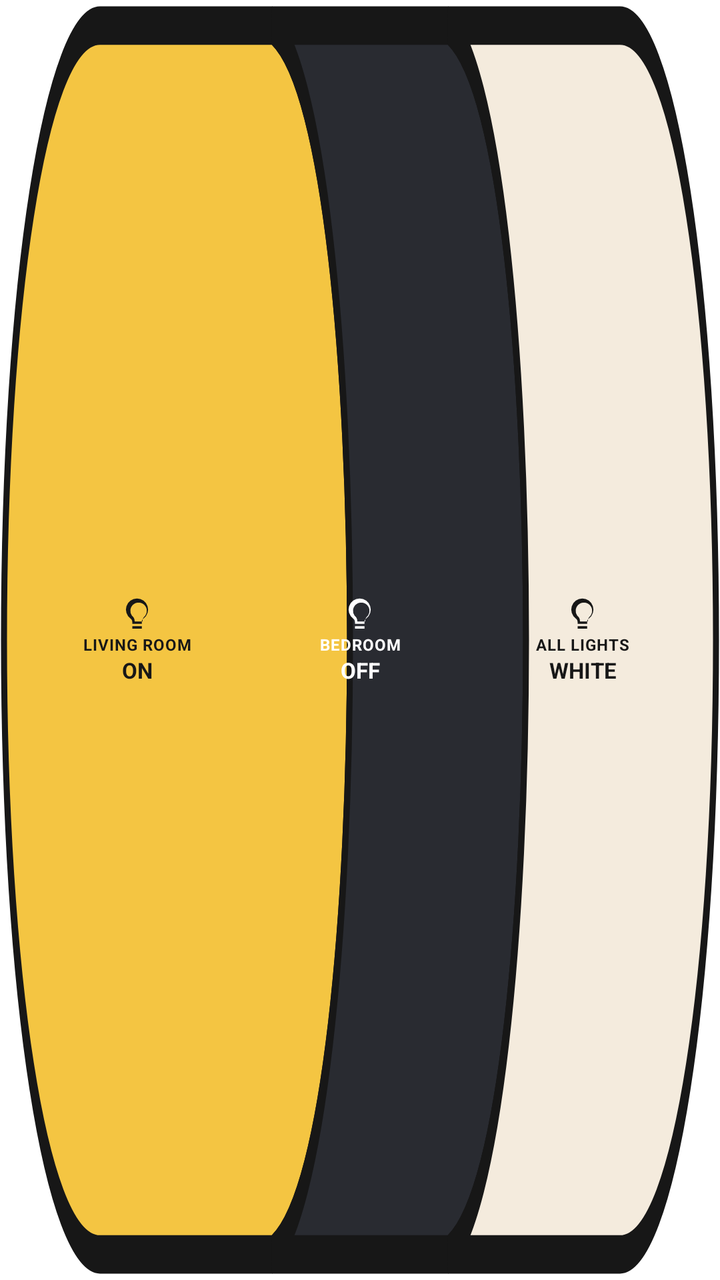
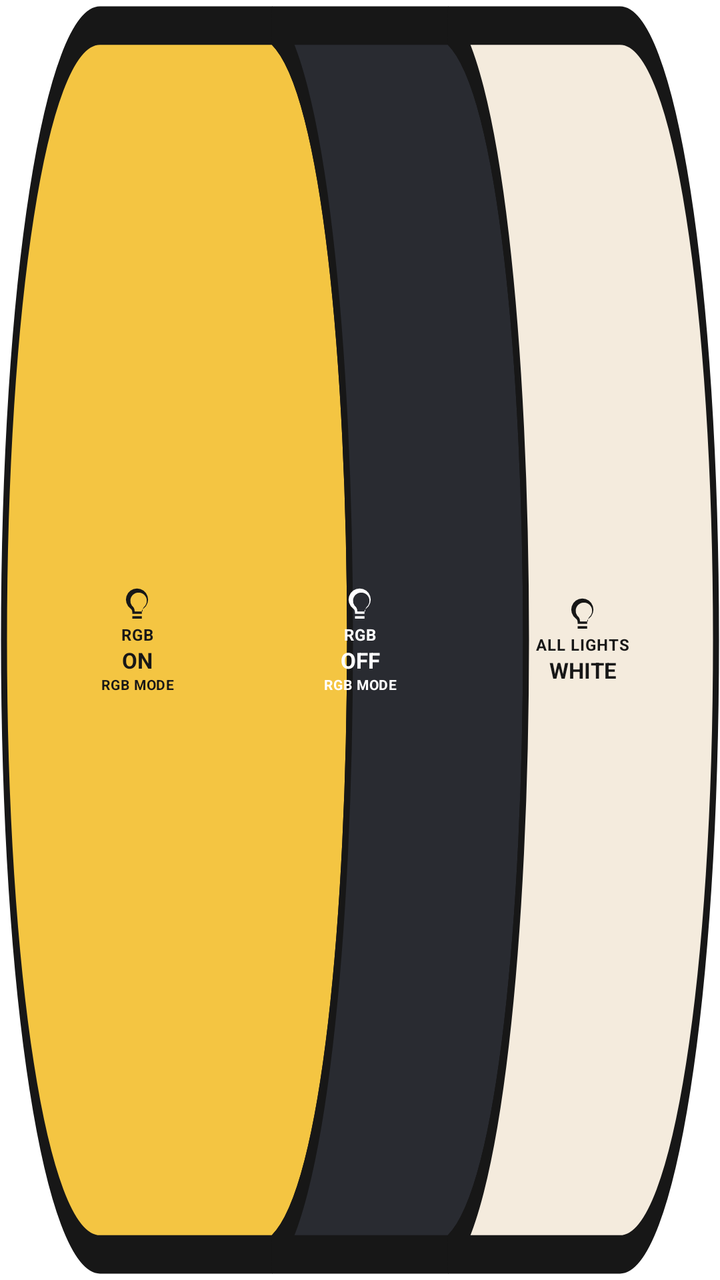

The first picture is an Android layout as it rendered before a commit; the second is the same layout after the commit. The layout source and the unified diff follow.
<!-- AndroidManifest.xml: fallback theme Theme.MaterialComponents.DayNight.NoActionBar -->
<!-- res/layout/widget_smart_controls.xml -->
<?xml version="1.0" encoding="utf-8"?>
<FrameLayout xmlns:android="http://schemas.android.com/apk/res/android" android:layout_width="match_parent" android:layout_height="match_parent" android:background="@drawable/widget_bridge_amber" android:padding="4dp">
    <LinearLayout android:layout_width="match_parent" android:layout_height="match_parent" android:orientation="horizontal" android:gravity="center" android:paddingStart="9dp" android:paddingEnd="9dp">
        <LinearLayout android:id="@+id/widget_light_on" android:layout_width="0dp" android:layout_height="match_parent" android:layout_weight="1" android:orientation="vertical" android:gravity="center" android:clickable="true" android:focusable="true" android:background="@android:color/transparent" android:contentDescription="LIVING ROOM ON">
            <ImageView android:layout_width="19dp" android:layout_height="19dp" android:src="@drawable/ic_widget_bulb" android:tint="#171717" android:contentDescription="@null" />
            <TextView android:layout_width="match_parent" android:layout_height="wrap_content" android:gravity="center" android:singleLine="true" android:ellipsize="end" android:text="LIVING ROOM" android:textColor="#171717" android:textSize="8sp" android:textStyle="bold" android:letterSpacing="0.04" />
            <TextView android:layout_width="match_parent" android:layout_height="wrap_content" android:gravity="center" android:text="ON" android:textColor="#171717" android:textSize="11sp" android:textStyle="bold" />
        </LinearLayout>
        <LinearLayout android:id="@+id/widget_light_off" android:layout_width="0dp" android:layout_height="match_parent" android:layout_weight="1" android:orientation="vertical" android:gravity="center" android:clickable="true" android:focusable="true" android:background="@android:color/transparent" android:contentDescription="BEDROOM OFF">
            <ImageView android:layout_width="19dp" android:layout_height="19dp" android:src="@drawable/ic_widget_bulb" android:tint="#FFFFFF" android:contentDescription="@null" />
            <TextView android:layout_width="match_parent" android:layout_height="wrap_content" android:gravity="center" android:singleLine="true" android:ellipsize="end" android:text="BEDROOM" android:textColor="#FFFFFF" android:textSize="8sp" android:textStyle="bold" android:letterSpacing="0.04" />
            <TextView android:layout_width="match_parent" android:layout_height="wrap_content" android:gravity="center" android:text="OFF" android:textColor="#FFFFFF" android:textSize="11sp" android:textStyle="bold" />
        </LinearLayout>
        <LinearLayout android:id="@+id/widget_light_white" android:layout_width="0dp" android:layout_height="match_parent" android:layout_weight="1" android:orientation="vertical" android:gravity="center" android:clickable="true" android:focusable="true" android:background="@android:color/transparent" android:contentDescription="ALL LIGHTS WHITE">
            <ImageView android:layout_width="19dp" android:layout_height="19dp" android:src="@drawable/ic_widget_bulb" android:tint="#171717" android:contentDescription="@null" />
            <TextView android:layout_width="match_parent" android:layout_height="wrap_content" android:gravity="center" android:singleLine="true" android:ellipsize="end" android:text="ALL LIGHTS" android:textColor="#171717" android:textSize="8sp" android:textStyle="bold" android:letterSpacing="0.04" />
            <TextView android:layout_width="match_parent" android:layout_height="wrap_content" android:gravity="center" android:text="WHITE" android:textColor="#171717" android:textSize="11sp" android:textStyle="bold" />
        </LinearLayout>
    </LinearLayout>
</FrameLayout>
<!-- resources referenced by this layout -->
<resources>
  <!-- drawable ic_widget_bulb (drawable) -->
  <?xml version="1.0" encoding="utf-8"?>
  <vector xmlns:android="http://schemas.android.com/apk/res/android" android:width="24dp" android:height="24dp" android:viewportWidth="24" android:viewportHeight="24">
      <path android:fillColor="#FF000000" android:pathData="M9,21h6v-1.5H9V21zM12,2a7,7 0,0 0,-4.1 12.67c0.67,0.49 1.1,1.2 1.1,2.08V18h6v-1.25c0,-0.88 0.43,-1.59 1.1,-2.08A7,7 0,0 0,12 2zM13.5,16.5h-3v-0.3c0,-1.35 -0.65,-2.57 -1.7,-3.35A5.2,5.2 0,1 1,17.2 12.85c-1.05,0.78 -1.7,2 -1.7,3.35v0.3z" />
  </vector>
  <!-- drawable widget_bridge_amber (drawable) -->
  <?xml version="1.0" encoding="utf-8"?>
  <vector xmlns:android="http://schemas.android.com/apk/res/android" android:width="360dp" android:height="100dp" android:viewportWidth="360" android:viewportHeight="100">
      <path android:fillColor="#F4C542" android:strokeColor="#171717" android:strokeWidth="3" android:pathData="M50,2 H136 C188,10 188,90 136,98 H50 C23,98 2,77 2,50 C2,23 23,2 50,2 Z" />
      <path android:fillColor="#292B31" android:strokeColor="#171717" android:strokeWidth="3" android:pathData="M136,2 H224 C276,10 276,90 224,98 H136 C188,90 188,10 136,2 Z" />
      <path android:fillColor="#F4EBDD" android:strokeColor="#171717" android:strokeWidth="3" android:pathData="M224,2 H310 C337,2 358,23 358,50 C358,77 337,98 310,98 H224 C276,90 276,10 224,2 Z" />
  </vector>
</resources>

<!-- the commit's change to res/layout/widget_smart_controls.xml (unified diff, before → after) -->
@@ -1,15 +1,17 @@
 <?xml version="1.0" encoding="utf-8"?>
 <FrameLayout xmlns:android="http://schemas.android.com/apk/res/android" android:layout_width="match_parent" android:layout_height="match_parent" android:background="@drawable/widget_bridge_amber" android:padding="4dp">
     <LinearLayout android:layout_width="match_parent" android:layout_height="match_parent" android:orientation="horizontal" android:gravity="center" android:paddingStart="9dp" android:paddingEnd="9dp">
-        <LinearLayout android:id="@+id/widget_light_on" android:layout_width="0dp" android:layout_height="match_parent" android:layout_weight="1" android:orientation="vertical" android:gravity="center" android:clickable="true" android:focusable="true" android:background="@android:color/transparent" android:contentDescription="LIVING ROOM ON">
+        <LinearLayout android:id="@+id/widget_light_on" android:layout_width="0dp" android:layout_height="match_parent" android:layout_weight="1" android:orientation="vertical" android:gravity="center" android:clickable="true" android:focusable="true" android:background="@android:color/transparent" android:contentDescription="RGB ON">
             <ImageView android:layout_width="19dp" android:layout_height="19dp" android:src="@drawable/ic_widget_bulb" android:tint="#171717" android:contentDescription="@null" />
-            <TextView android:layout_width="match_parent" android:layout_height="wrap_content" android:gravity="center" android:singleLine="true" android:ellipsize="end" android:text="LIVING ROOM" android:textColor="#171717" android:textSize="8sp" android:textStyle="bold" android:letterSpacing="0.04" />
+            <TextView android:layout_width="match_parent" android:layout_height="wrap_content" android:gravity="center" android:singleLine="true" android:ellipsize="end" android:text="RGB" android:textColor="#171717" android:textSize="8sp" android:textStyle="bold" android:letterSpacing="0.04" />
             <TextView android:layout_width="match_parent" android:layout_height="wrap_content" android:gravity="center" android:text="ON" android:textColor="#171717" android:textSize="11sp" android:textStyle="bold" />
+            <TextView android:layout_width="match_parent" android:layout_height="wrap_content" android:gravity="center" android:singleLine="true" android:text="RGB MODE" android:textColor="#171717" android:textSize="7sp" android:textStyle="bold" android:letterSpacing="0.04" />
         </LinearLayout>
-        <LinearLayout android:id="@+id/widget_light_off" android:layout_width="0dp" android:layout_height="match_parent" android:layout_weight="1" android:orientation="vertical" android:gravity="center" android:clickable="true" android:focusable="true" android:background="@android:color/transparent" android:contentDescription="BEDROOM OFF">
+        <LinearLayout android:id="@+id/widget_light_off" android:layout_width="0dp" android:layout_height="match_parent" android:layout_weight="1" android:orientation="vertical" android:gravity="center" android:clickable="true" android:focusable="true" android:background="@android:color/transparent" android:contentDescription="RGB OFF">
             <ImageView android:layout_width="19dp" android:layout_height="19dp" android:src="@drawable/ic_widget_bulb" android:tint="#FFFFFF" android:contentDescription="@null" />
-            <TextView android:layout_width="match_parent" android:layout_height="wrap_content" android:gravity="center" android:singleLine="true" android:ellipsize="end" android:text="BEDROOM" android:textColor="#FFFFFF" android:textSize="8sp" android:textStyle="bold" android:letterSpacing="0.04" />
+            <TextView android:layout_width="match_parent" android:layout_height="wrap_content" android:gravity="center" android:singleLine="true" android:ellipsize="end" android:text="RGB" android:textColor="#FFFFFF" android:textSize="8sp" android:textStyle="bold" android:letterSpacing="0.04" />
             <TextView android:layout_width="match_parent" android:layout_height="wrap_content" android:gravity="center" android:text="OFF" android:textColor="#FFFFFF" android:textSize="11sp" android:textStyle="bold" />
+            <TextView android:layout_width="match_parent" android:layout_height="wrap_content" android:gravity="center" android:singleLine="true" android:text="RGB MODE" android:textColor="#FFFFFF" android:textSize="7sp" android:textStyle="bold" android:letterSpacing="0.04" />
         </LinearLayout>
         <LinearLayout android:id="@+id/widget_light_white" android:layout_width="0dp" android:layout_height="match_parent" android:layout_weight="1" android:orientation="vertical" android:gravity="center" android:clickable="true" android:focusable="true" android:background="@android:color/transparent" android:contentDescription="ALL LIGHTS WHITE">
             <ImageView android:layout_width="19dp" android:layout_height="19dp" android:src="@drawable/ic_widget_bulb" android:tint="#171717" android:contentDescription="@null" />
